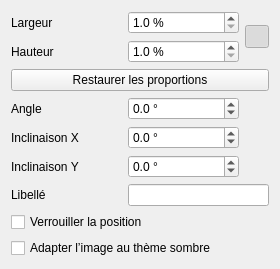
First picture: the form in sources/ui/imagepropertieswidget.ui, repository qelectrotech/qelectrotech-source-mirror, before the edit.
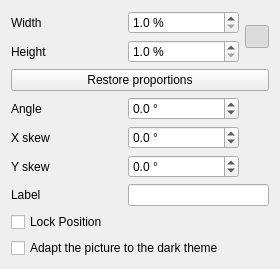
Second picture: the form after the edit.

Patch:
```diff
--- a/sources/ui/imagepropertieswidget.ui
+++ b/sources/ui/imagepropertieswidget.ui
@@ -20,7 +20,7 @@
    <item row="0" column="0">
     <widget class="QLabel" name="label_width">
      <property name="text">
-      <string>Largeur</string>
+      <string>Width</string>
      </property>
     </widget>
    </item>
@@ -56,7 +56,7 @@
    <item row="1" column="0">
     <widget class="QLabel" name="label_height">
      <property name="text">
-      <string>Hauteur</string>
+      <string>Height</string>
      </property>
     </widget>
    </item>
@@ -79,7 +79,7 @@
    <item row="2" column="0" colspan="3">
     <widget class="QPushButton" name="m_restore_ratio_pb">
      <property name="text">
-      <string>Restaurer les proportions</string>
+      <string>Restore proportions</string>
      </property>
     </widget>
    </item>
@@ -109,7 +109,7 @@
    <item row="4" column="0">
     <widget class="QLabel" name="label_skew_x">
      <property name="text">
-      <string>Inclinaison X</string>
+      <string>X skew</string>
      </property>
     </widget>
    </item>
@@ -132,7 +132,7 @@
    <item row="5" column="0">
     <widget class="QLabel" name="label_skew_y">
      <property name="text">
-      <string>Inclinaison Y</string>
+      <string>Y skew</string>
      </property>
     </widget>
    </item>
@@ -155,7 +155,7 @@
    <item row="6" column="0">
     <widget class="QLabel" name="label_label">
      <property name="text">
-      <string>Libellé</string>
+      <string>Label</string>
      </property>
     </widget>
    </item>
@@ -169,14 +169,14 @@
    <item row="7" column="0" colspan="2">
     <widget class="QCheckBox" name="m_lock_pos_cb">
      <property name="text">
-      <string>Verrouiller la position</string>
+      <string>Lock Position</string>
      </property>
     </widget>
    </item>
    <item row="8" column="0" colspan="3">
     <widget class="QCheckBox" name="m_adapt_to_dark_theme_cb">
      <property name="text">
-      <string>Adapter l’image au thème sombre</string>
+      <string>Adapt the picture to the dark theme</string>
      </property>
      <property name="toolTip">
       <string>Adapte les couleurs à l’affichage sombre uniquement. L’image originale, les exports et les impressions restent inchangés.</string>
```
Left out of the diff: 6 changed lines with no effect on the pictures.
